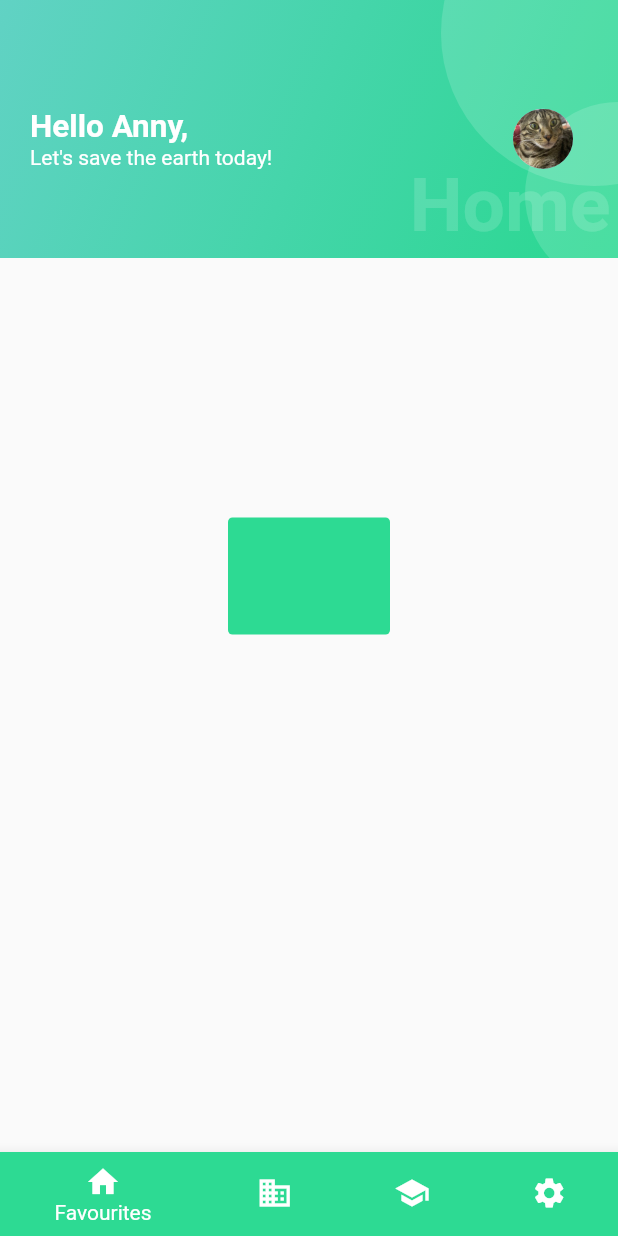
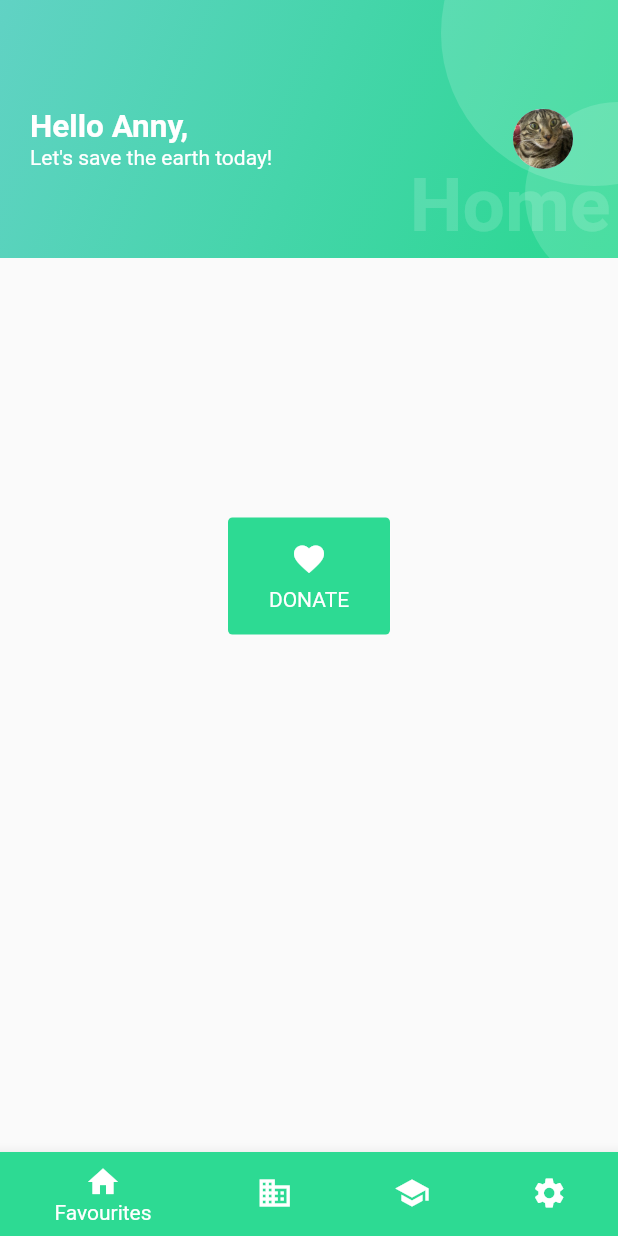
Before and after one commit to CarbonEconomy/CarbonEconomy, a Flutter app: the screen it shows after launch, on a phone screen of 412 x 824 dp. Run offline on Flutter 3.47's test engine with Material 2 defaults, Android fonts, the light colour scheme and no system bars.

Commit message:
draft for box

```diff
--- a/green_pouch/lib/widgets/favBox.dart
+++ b/green_pouch/lib/widgets/favBox.dart
@@ -1,3 +1,5 @@
+import 'dart:ui';
+
 import 'package:flutter/material.dart';
 import 'package:green_pouch/my_colours.dart';
 
@@ -9,8 +11,28 @@ class Box extends StatelessWidget {
       width: 108,
       alignment: Alignment.center,
       decoration: BoxDecoration(
-        color: MyColours.PRIMARY,
-        borderRadius: BorderRadius.circular(3),
+          color: MyColours.PRIMARY,
+          borderRadius: BorderRadius.circular(3),
+          boxShadow: [
+            BoxShadow(
+              color: Colors.white.withAlpha(60),
+              offset: Offset(0.0, 1.0),
+              blurRadius: 6.0,
+            )
+          ]),
+      child: Column(
+        crossAxisAlignment: CrossAxisAlignment.center,
+        mainAxisAlignment: MainAxisAlignment.center,
+        children: [
+          Icon(Icons.favorite, color: Colors.white),
+          SizedBox(
+            height: 7,
+          ),
+          Text(
+            'DONATE',
+            style: TextStyle(color: Colors.white),
+          )
+        ],
       ),
     );
   }
```
